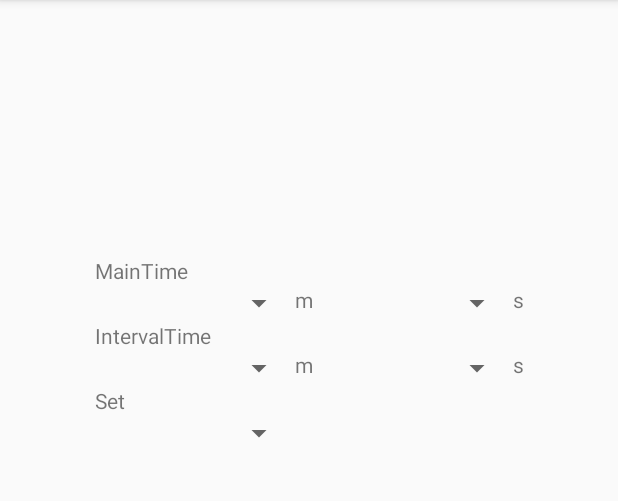
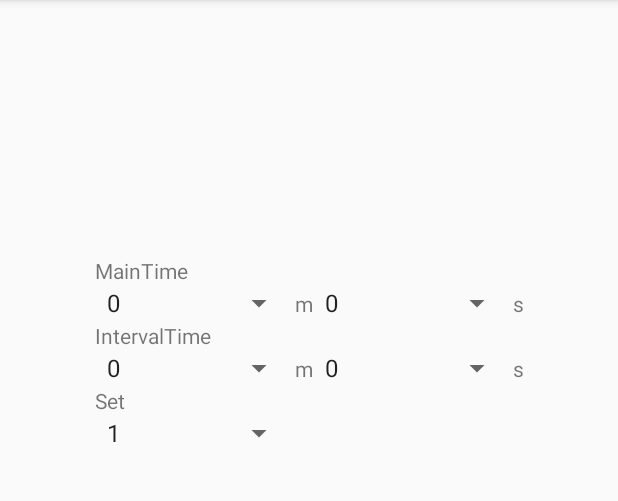
Before and after one commit to EitoSasaki/LearningDevApp, an Android app: the SetTimeActivity screen opened directly, with no data from a screen before it, on a phone screen of 412 x 824 dp, the part 84-585 px from its top. Run offline under Robolectric (Android 15) with nearby library versions, the phone set to English and light mode, and no system bars.

Commit message:
時間やセット数を設定するスピナーを配置。 MainActivityに渡す値を整理するクラスを作成中。

```diff
--- a/app/src/main/java/com/example/myfirstapp/SetTimeActivity.kt
+++ b/app/src/main/java/com/example/myfirstapp/SetTimeActivity.kt
@@ -2,11 +2,78 @@ package com.example.myfirstapp
 
 import android.os.Bundle
 import android.support.v7.app.AppCompatActivity
+import android.widget.ArrayAdapter
+import android.widget.Button
+import android.widget.Spinner
 
 class SetTimeActivity : AppCompatActivity() {
 
     override fun onCreate(savedInstanceState: Bundle?) {
         super.onCreate(savedInstanceState)
         setContentView(R.layout.activity_set_time)
+
+        val setCountTimeMinute = findViewById<Spinner>(R.id.setCountTimeMinute)
+        val setCountTimeSecond = findViewById<Spinner>(R.id.setCountTimeSecond)
+        val setIntervalMinute = findViewById<Spinner>(R.id.setIntervalMinute)
+        val setIntervalSecond = findViewById<Spinner>(R.id.setIntervalSecond)
+        val setCount = findViewById<Spinner>(R.id.setCount)
+
+        val timeAdapter = ArrayAdapter.createFromResource(this, R.array.listTime, android.R.layout.simple_spinner_item)
+        val setCountAdapter = ArrayAdapter.createFromResource(this, R.array.setCount, android.R.layout.simple_spinner_item)
+        timeAdapter.setDropDownViewResource(android.R.layout.simple_spinner_dropdown_item)
+        setCountAdapter.setDropDownViewResource(android.R.layout.simple_spinner_dropdown_item)
+
+        setCountTimeMinute.setAdapter(timeAdapter)
+        setCountTimeSecond.setAdapter(timeAdapter)
+        setIntervalMinute.setAdapter(timeAdapter)
+        setIntervalSecond.setAdapter(timeAdapter)
+        setCount.setAdapter(setCountAdapter)
+
+        val setButton = findViewById<Button>(R.id.setButton)
+
+        setButton.setOnClickListener {
+            val countTimeMinute = setCountTimeMinute.getSelectedItem() as String
+            val countTimeSecond = setCountTimeSecond.getSelectedItem() as String
+            val intervalMinute = setIntervalMinute.getSelectedItem() as String
+            val intervalSecond = setIntervalSecond.getSelectedItem() as String
+            val set = setCount.getSelectedItem() as String
+
+            val putTime = putTime(countTimeMinute, countTimeSecond, intervalMinute, intervalSecond, set)
+
+        }
+
+    }
+
+    internal inner class putTime(cntTimeMinute: String, cntTimeSecond: String, intervalMinute: String, intervalSecond: String, setCount: String) {
+
+        //MainActivityに渡すメンバを設定
+        var countTime: Long = 0
+        var interval: Long = 0
+        val set: Int = Integer.parseInt(setCount)
+
+        //インスタンスを生成されたときに実行
+        init{
+            getTimerValue(cntTimeMinute, cntTimeSecond, intervalMinute, intervalSecond)
+        }
+
+        //文字列の時間やセット数を数値にキャストし配列でデータを返す
+        private fun getTimerValue(cntTimeMinute: String, cntTimeSecond: String, intervalMinute: String, intervalSecond: String) {
+
+
+
+        }
+
+        //ミリ秒に変換
+        private fun toMilliSecond(minute: Int, second: Int): Long{
+            var millis: Long
+            var minuteToMillis: Long = minute.toLong()
+            var secondToMillis: Long = second.toLong()
+
+            minuteToMillis = minuteToMillis * 60 * 1000
+            secondToMillis = secondToMillis * 1000
+
+            millis = minuteToMillis + secondToMillis
+            return millis
+        }
     }
 }
--- a/app/src/main/res/values/strings.xml
+++ b/app/src/main/res/values/strings.xml
@@ -11,12 +11,80 @@
     <string name="set_button">set</string>
     <string name="regist_button">regist</string>
 
-    <integer-array name="listMinute">
+    <string-array name="listTime">
         <item>0</item>
         <item>1</item>
         <item>2</item>
         <item>3</item>
         <item>4</item>
-    </integer-array>
+        <item>5</item>
+        <item>6</item>
+        <item>7</item>
+        <item>8</item>
+        <item>9</item>
+        <item>10</item>
+        <item>11</item>
+        <item>12</item>
+        <item>13</item>
+        <item>14</item>
+        <item>15</item>
+        <item>16</item>
+        <item>17</item>
+        <item>18</item>
+        <item>19</item>
+        <item>20</item>
+        <item>21</item>
+        <item>22</item>
+        <item>23</item>
+        <item>24</item>
+        <item>25</item>
+        <item>26</item>
+        <item>27</item>
+        <item>28</item>
+        <item>29</item>
+        <item>30</item>
+        <item>31</item>
+        <item>32</item>
+        <item>33</item>
+        <item>34</item>
+        <item>35</item>
+        <item>36</item>
+        <item>37</item>
+        <item>38</item>
+        <item>39</item>
+        <item>40</item>
+        <item>41</item>
+        <item>42</item>
+        <item>43</item>
+        <item>44</item>
+        <item>45</item>
+        <item>46</item>
+        <item>47</item>
+        <item>48</item>
+        <item>49</item>
+        <item>50</item>
+        <item>51</item>
+        <item>52</item>
+        <item>53</item>
+        <item>54</item>
+        <item>55</item>
+        <item>56</item>
+        <item>57</item>
+        <item>58</item>
+        <item>59</item>
+    </string-array>
+
+    <string-array name="setCount">
+        <item>1</item>
+        <item>2</item>
+        <item>3</item>
+        <item>4</item>
+        <item>5</item>
+        <item>6</item>
+        <item>7</item>
+        <item>8</item>
+        <item>9</item>
+        <item>10</item>
+    </string-array>
 
 </resources>
```
